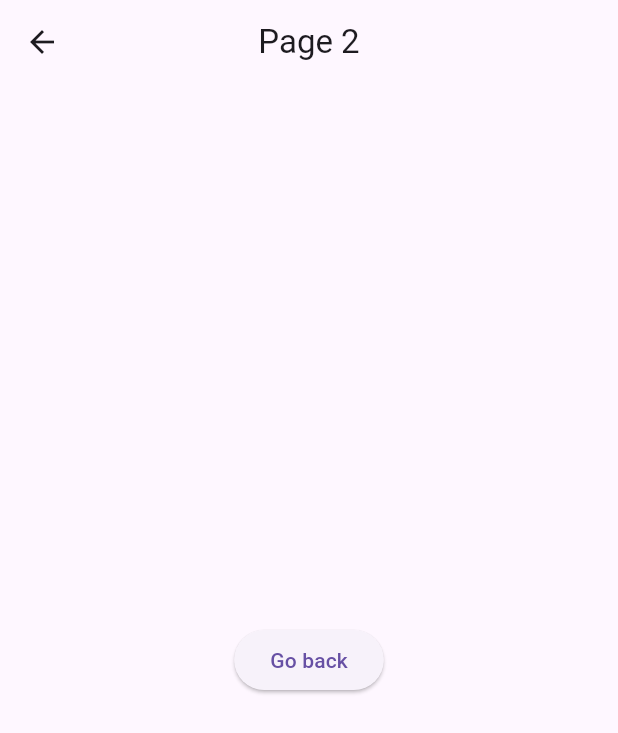
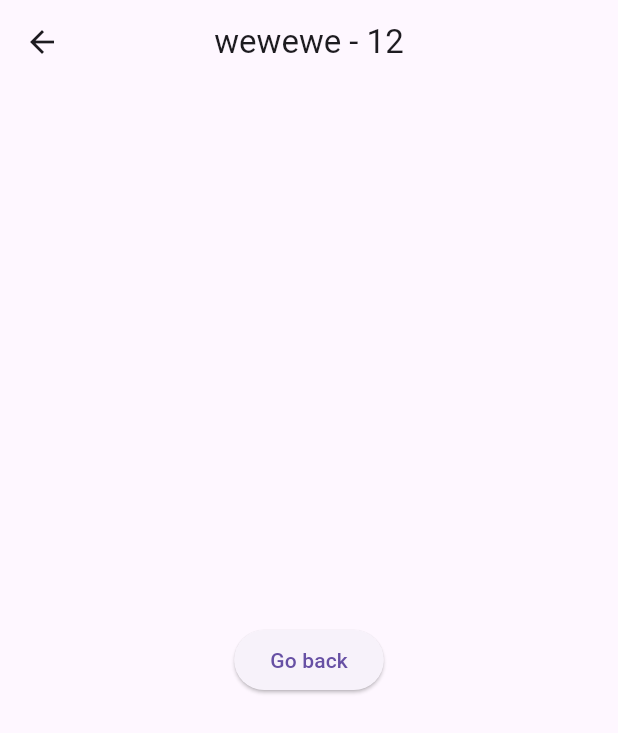
Before and after one commit to ZeaZ-pixel/flutter_navigation, a Flutter app: the screen it shows after launch, after a tap on "Move to Page 2", on a phone screen of 412 x 824 dp. Shown: the top 733 px of the screen. Run offline on Flutter 3.47's test engine with Material 3 defaults, Android fonts, the phone set to English and light mode, and no system bars.

```diff
--- a/lib/main.dart
+++ b/lib/main.dart
@@ -18,7 +18,7 @@ class MyApp extends StatelessWidget {
         body: const HomePage(),
       ),
       routes: {
-        '/page2': (context) => const Page2(),
+        'page2': (context) => Page2(),
       },
     );
   }
@@ -32,8 +32,8 @@ class HomePage extends StatelessWidget {
     return Center(
       child: ElevatedButton(
         onPressed: () {
-          Route route = MaterialPageRoute(builder: (context) => const Page2());
-          Navigator.pushNamed(context, '/page2');
+          const user = User(name: 'wewewe', age: 12);
+          Navigator.pushNamed(context, 'page2', arguments: user);
         },
         child: const Text('Move to Page 2'),
       ),
@@ -42,13 +42,25 @@ class HomePage extends StatelessWidget {
 }
 
 class Page2 extends StatelessWidget {
-  const Page2({super.key});
+  late User user;
+
+  Page2({super.key});
 
   @override
   Widget build(BuildContext context) {
+    RouteSettings? settings = ModalRoute.of(context)?.settings;
+    if (settings != null) {
+      user = settings.arguments as User;
+    } else {
+      return const Scaffold(
+        body: Center(
+          child: Text('Error: Settings are null'),
+        ),
+      );
+    }
     return Scaffold(
       appBar: AppBar(
-          title: const Text('Page 2'),
+        title: Text('${user.name} - ${user.age}'),
         centerTitle: true,
       ),
       body: Center(
@@ -58,6 +70,14 @@ class Page2 extends StatelessWidget {
           },
           child: const Text('Go back'),
         ),
-        ));
+      ),
+    );
   }
 }
+
+class User {
+  final String name;
+  final int age;
+
+  const User({required this.name, required this.age});
+}
```
Lines whose indentation alone changed are shown as unchanged.
